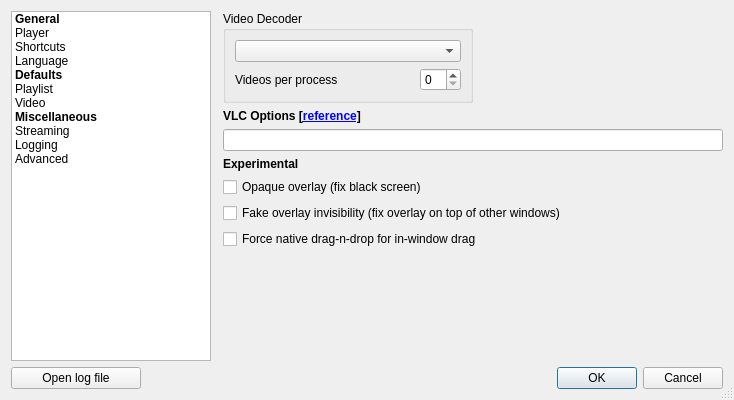
The window that resources/ui/settings_dialog.ui (vzhd1701/gridplayer) describes before a commit, drawn with Qt 5.
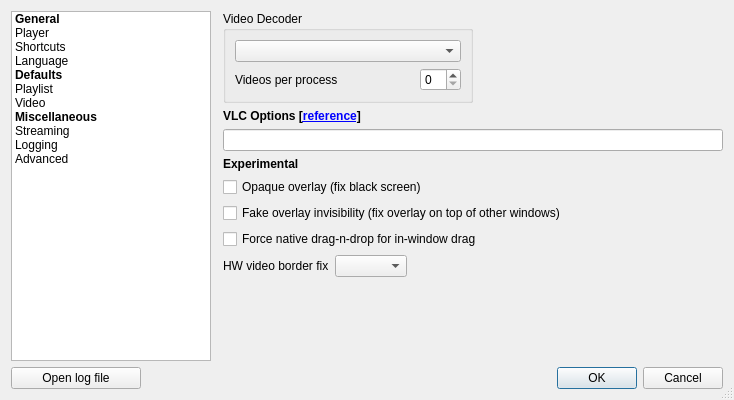
The same window after the commit. The open tabs and pages were chosen to show the change. Custom widgets are drawn as their Qt base class.

Commit message: fix: hide glitchy video border on windows (nvidia) and add hw_crop_border_offset option

Patch:
```diff
--- a/resources/ui/settings_dialog.ui
+++ b/resources/ui/settings_dialog.ui
@@ -572,6 +572,27 @@
            </property>
           </widget>
          </item>
+         <item>
+          <layout class="QFormLayout" name="lay_miscHWCropBorder">
+           <property name="fieldGrowthPolicy">
+            <enum>QFormLayout::FieldsStayAtSizeHint</enum>
+           </property>
+           <item row="0" column="0">
+            <widget class="QLabel" name="miscHWCropBorderLabel">
+             <property name="text">
+              <string>HW video border fix</string>
+             </property>
+            </widget>
+           </item>
+           <item row="0" column="1">
+            <widget class="QComboBox" name="miscHWCropBorder">
+             <property name="toolTip">
+              <string>Hidden margin that keeps hardware video edge artifacts out of view. Auto uses the platform default.</string>
+             </property>
+            </widget>
+           </item>
+          </layout>
+         </item>
          <item>
           <spacer name="verticalSpacer_2">
            <property name="orientation">
```
The commit also changes 6 other files.
